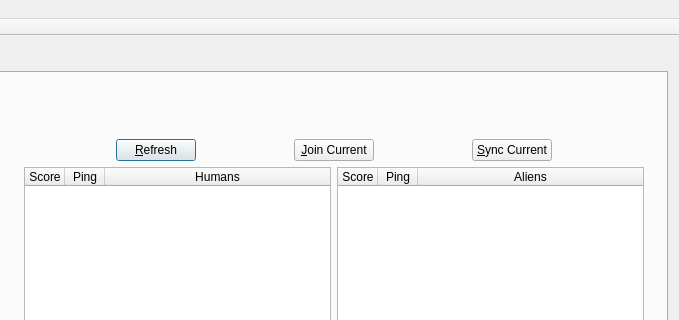
Qt form mainwindow.ui (Unvanquished/Osavul) before a commit; both pictures show x 345 to 1024 and y 0 to 320 of the 1024 by 768 pixel window.
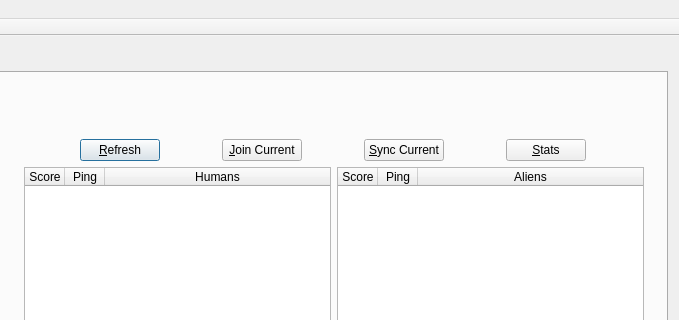
The same form after that commit.

Commit message: Add a stats button for servers which send sv_statsURL.

Diff of the .ui file:
```diff
--- a/mainwindow.ui
+++ b/mainwindow.ui
@@ -284,6 +284,19 @@
                 </property>
                </widget>
               </item>
+              <item>
+               <widget class="QPushButton" name="statsButton">
+                <property name="sizePolicy">
+                 <sizepolicy hsizetype="Maximum" vsizetype="Maximum">
+                  <horstretch>0</horstretch>
+                  <verstretch>0</verstretch>
+                 </sizepolicy>
+                </property>
+                <property name="text">
+                 <string>&amp;Stats</string>
+                </property>
+               </widget>
+              </item>
              </layout>
             </item>
             <item>
```
The commit also changes 4 other files.
